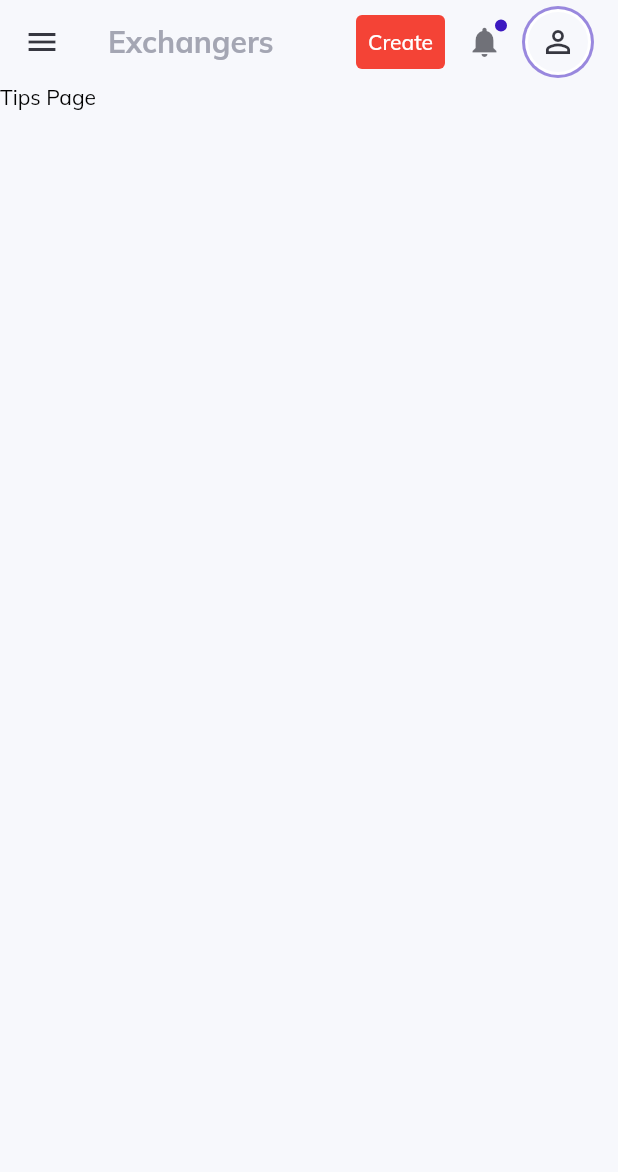
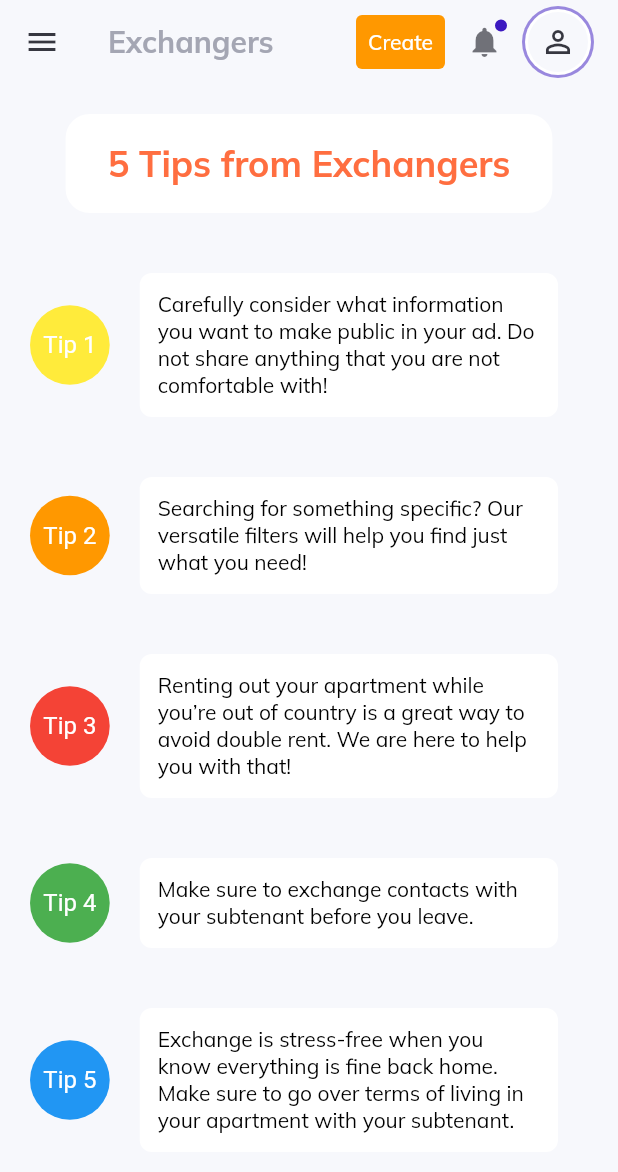
Before and after one commit to utkudenis/Exchangers-prototype-FlutterResponsiveWeb-, a Flutter app: the TipsPage screen opened by its route, on a phone screen of 412 x 824 dp. Shown: the top 1172 px of the screen. Run offline on Flutter 3.47's test engine with Material 2 defaults, Android fonts, the phone set to English and light mode, and no system bars; our stand-ins replace dotted_border, get, google_fonts; missing offline and left inert: assorted_layout_widgets.

Commit message:
Colors Change and Tips Page
Main Color changed red to orange,
Tips page added,
tips page route added,
help icon for tips page in the top navbar

```diff
--- a/lib/pages/ads/widgets/feature_item.dart
+++ b/lib/pages/ads/widgets/feature_item.dart
@@ -14,11 +14,11 @@ class FeatureItem extends StatelessWidget {
           children: [
             Checkbox(
               value: isChecked,
-              hoverColor: Colors.redAccent[100],
+              hoverColor: Colors.orangeAccent[100],
               splashRadius: 14.0,
               shape: RoundedRectangleBorder(borderRadius: BorderRadius.circular(2), side: BorderSide(width: 0.5, color: Colors.grey, style: BorderStyle.none)),
               onChanged: (bool? value) {},
-              activeColor: Colors.redAccent,
+              activeColor: Colors.orangeAccent,
             ),
             Text(
               text,
--- a/lib/pages/create_ad/mobile_steps/photos_step.dart
+++ b/lib/pages/create_ad/mobile_steps/photos_step.dart
@@ -22,12 +22,12 @@ class PhotosStepMobile extends StatelessWidget {
         DepositText(text: "You can add 30 photos to your ad"),
         SizedBox(height: 20),
         TextButton(
-          style: TextButton.styleFrom(shadowColor: Colors.red[200], padding: EdgeInsets.zero),
+          style: TextButton.styleFrom(shadowColor: Colors.orange[200], padding: EdgeInsets.zero),
           onPressed: () {
             print("Upload images clicked");
           },
           child: Container(
-            decoration: BoxDecoration(color: Colors.red, borderRadius: BorderRadius.circular(4)),
+            decoration: BoxDecoration(color: Colors.orange, borderRadius: BorderRadius.circular(4)),
             margin: EdgeInsets.all(10),
             width: 225,
             height: 48,
@@ -49,7 +49,7 @@ class PhotosStepMobile extends StatelessWidget {
               child: Column(
                 mainAxisAlignment: MainAxisAlignment.center,
                 children: [
-                  Icon(Icons.add, color: Colors.red),
+                  Icon(Icons.add, color: Colors.orange),
                   DescriptionText(text: "You can add 30 photos to your add"),
                 ],
               ),
--- a/lib/pages/create_ad/responsive_steps/photos_step.dart
+++ b/lib/pages/create_ad/responsive_steps/photos_step.dart
@@ -22,12 +22,12 @@ class PhotosStep extends StatelessWidget {
         DepositText(text: "You can add 30 photos to your ad"),
         SizedBox(height: 20),
         TextButton(
-          style: TextButton.styleFrom(shadowColor: Colors.red[200], padding: EdgeInsets.zero),
+          style: TextButton.styleFrom(shadowColor: Colors.orange[200], padding: EdgeInsets.zero),
           onPressed: () {
             print("Upload images clicked");
           },
           child: Container(
-            decoration: BoxDecoration(color: Colors.red, borderRadius: BorderRadius.circular(4)),
+            decoration: BoxDecoration(color: Colors.orange, borderRadius: BorderRadius.circular(4)),
             margin: EdgeInsets.all(10),
             width: 225,
             height: 48,
@@ -49,7 +49,7 @@ class PhotosStep extends StatelessWidget {
               child: Column(
                 mainAxisAlignment: MainAxisAlignment.center,
                 children: [
-                  Icon(Icons.add, color: Colors.red),
+                  Icon(Icons.add, color: Colors.orange),
                   DescriptionText(text: "You can add 30 photos to your add"),
                 ],
               ),
--- a/lib/pages/create_ad/widgets/create_ad_form_textinput.dart
+++ b/lib/pages/create_ad/widgets/create_ad_form_textinput.dart
@@ -19,7 +19,7 @@ class CreateAdFormTextInput extends StatelessWidget {
       maxLines: lineNumber,
       decoration: InputDecoration(
         label: Container(
-          child: RichText(text: TextSpan(children: [TextSpan(text: label), isRedStar ? TextSpan(text: " \*", style: TextStyle(color: Colors.red)) : TextSpan()])),
+          child: RichText(text: TextSpan(children: [TextSpan(text: label), isRedStar ? TextSpan(text: " \*", style: TextStyle(color: Colors.orange)) : TextSpan()])),
         ),
         border: OutlineInputBorder(borderRadius: BorderRadius.circular(20), gapPadding: 0),
         floatingLabelBehavior: FloatingLabelBehavior.always,
--- a/lib/pages/create_ad/widgets/create_path_item.dart
+++ b/lib/pages/create_ad/widgets/create_path_item.dart
@@ -19,7 +19,7 @@ class CreatePathItem extends StatelessWidget {
       children: [
         Container(
           padding: EdgeInsets.all(10),
-          decoration: BoxDecoration(color: isActive ? Colors.red : Colors.grey, shape: BoxShape.circle),
+          decoration: BoxDecoration(color: isActive ? Colors.orange : Colors.grey, shape: BoxShape.circle),
           child: Icon(
             iconName,
             color: Colors.white,
--- a/lib/pages/create_ad/widgets/create_path_spacer.dart
+++ b/lib/pages/create_ad/widgets/create_path_spacer.dart
@@ -13,7 +13,7 @@ class CreatePathSpacer extends StatelessWidget {
   Widget build(BuildContext context) {
     return Container(
       margin: EdgeInsets.only(bottom: 20),
-      color: isActive ? Colors.red : Colors.grey,
+      color: isActive ? Colors.orange : Colors.grey,
       height: 2,
       width: width,
     );
--- /dev/null
+++ b/lib/pages/tips/tip.dart
@@ -0,0 +1,50 @@
+import 'package:flutter/material.dart';
+
+class Tip extends StatelessWidget {
+  final String circleText;
+  final String tipText;
+  final Color circleColor;
+  const Tip({
+    Key? key,
+    required this.circleText,
+    required this.tipText,
+    this.circleColor = Colors.orange,
+  }) : super(key: key);
+
+  @override
+  Widget build(BuildContext context) {
+    return Container(
+      margin: EdgeInsets.symmetric(horizontal: 20),
+      child: Flex(
+        direction: Axis.horizontal,
+        mainAxisAlignment: MainAxisAlignment.center,
+        children: [
+          Flexible(
+            flex: 1,
+            child: CircleAvatar(
+              radius: 30.0,
+              backgroundColor: circleColor,
+              child: Text(
+                circleText,
+                style: TextStyle(color: Colors.white),
+              ),
+            ),
+          ),
+          Flexible(
+            flex: 6,
+            child: Container(
+              margin: EdgeInsets.all(20),
+              padding: EdgeInsets.all(4),
+              decoration: BoxDecoration(
+                color: Colors.white,
+                borderRadius: BorderRadius.circular(8),
+                border: Border.all(color: Colors.white, width: 8),
+              ),
+              child: Text(tipText),
+            ),
+          ),
+        ],
+      ),
+    );
+  }
+}
--- a/lib/pages/tips/tips.dart
+++ b/lib/pages/tips/tips.dart
@@ -1,4 +1,6 @@
 import 'package:flutter/material.dart';
+import 'package:flutter_exchangers_prototype/pages/tips/tip.dart';
+import 'package:flutter_exchangers_prototype/widgets/custom_text.dart';
 import 'package:flutter_exchangers_prototype/widgets/top_nav.dart';
 
 class TipsPage extends StatelessWidget {
@@ -11,8 +13,54 @@ class TipsPage extends StatelessWidget {
       appBar: topNavigationBar(context, scaffoldKey5),
       body: Container(
         child: SingleChildScrollView(
-          child: Column(
-            children: [Text("Tips Page")],
+          child: Center(
+            child: Column(
+              crossAxisAlignment: CrossAxisAlignment.center,
+              children: [
+                Container(
+                  margin: EdgeInsets.all(20),
+                  padding: EdgeInsets.symmetric(horizontal: 20, vertical: 10),
+                  decoration: BoxDecoration(
+                    color: Colors.white,
+                    borderRadius: BorderRadius.circular(16),
+                    border: Border.all(color: Colors.white, width: 8),
+                  ),
+                  child: Text(
+                    "5 Tips from Exchangers",
+                    style: TextStyle(
+                      color: Colors.deepOrangeAccent,
+                      fontSize: 24.0,
+                      fontWeight: FontWeight.bold,
+                    ),
+                  ),
+                ),
+                Tip(
+                  circleText: "Tip 1",
+                  circleColor: Colors.yellow,
+                  tipText: "Carefully consider what information you want to make public in your ad. Do not share anything that you are not comfortable with!",
+                ),
+                Tip(
+                  circleText: "Tip 2",
+                  circleColor: Colors.orange,
+                  tipText: "Searching for something specific? Our versatile filters will help you find just what you need!",
+                ),
+                Tip(
+                  circleText: "Tip 3",
+                  circleColor: Colors.red,
+                  tipText: "Renting out your apartment while you’re out of country is a great way to avoid double rent. We are here to help you with that!",
+                ),
+                Tip(
+                  circleText: "Tip 4",
+                  circleColor: Colors.green,
+                  tipText: "Make sure to exchange contacts with your subtenant before you leave.",
+                ),
+                Tip(
+                  circleText: "Tip 5",
+                  circleColor: Colors.blue,
+                  tipText: "Exchange is stress-free when you know everything is fine back home. Make sure to go over terms of living in your apartment with your subtenant.",
+                ),
+              ],
+            ),
           ),
         ),
       ),
--- a/lib/widgets/side_menu_widgets/menu_item.dart
+++ b/lib/widgets/side_menu_widgets/menu_item.dart
@@ -12,11 +12,11 @@ class MenuItem extends StatelessWidget {
       children: [
         Checkbox(
           value: isChecked,
-          hoverColor: Colors.redAccent[100],
+          hoverColor: Colors.orangeAccent[100],
           splashRadius: 14.0,
           shape: RoundedRectangleBorder(borderRadius: BorderRadius.circular(2), side: BorderSide(width: 0.5, color: Colors.grey, style: BorderStyle.none)),
           onChanged: (bool? value) {},
-          activeColor: Colors.redAccent,
+          activeColor: Colors.orangeAccent,
         ),
         Expanded(
           child: Text(
--- a/lib/widgets/side_menu_widgets/number_box.dart
+++ b/lib/widgets/side_menu_widgets/number_box.dart
@@ -21,10 +21,10 @@ class _NumberBoxState extends State<NumberBox> {
         width: 45,
         height: 20,
         decoration: BoxDecoration(
-            color: widget.colourCool ? Colors.redAccent : Colors.white,
+            color: widget.colourCool ? Colors.orangeAccent : Colors.white,
             borderRadius: BorderRadius.circular(4.0),
             border: Border.all(
-              color: !widget.colourCool ? Colors.redAccent : Colors.white,
+              color: !widget.colourCool ? Colors.orangeAccent : Colors.white,
             )),
         child: Text(
           widget.text,
--- a/lib/widgets/top_nav.dart
+++ b/lib/widgets/top_nav.dart
@@ -40,10 +40,10 @@ AppBar topNavigationBar(BuildContext context, GlobalKey<ScaffoldState> key) => A
               child: SizedBox(),
             ),
             TextButton(
-                style: TextButton.styleFrom(shadowColor: Colors.red[200], padding: EdgeInsets.zero),
+                style: TextButton.styleFrom(shadowColor: Colors.orange[200], padding: EdgeInsets.zero),
                 onPressed: () => {Get.toNamed(createAdPageRoute)},
                 child: Container(
-                    decoration: BoxDecoration(color: Colors.red, borderRadius: BorderRadius.circular(4)),
+                    decoration: BoxDecoration(color: Colors.orange, borderRadius: BorderRadius.circular(4)),
                     padding: EdgeInsets.all(8),
                     height: 36,
                     child: Center(child: Text(ResponsiveWidget.isSmallScreen(context) ? "Create" : "Create an Ad", style: TextStyle(color: Colors.white))))),
@@ -77,6 +77,14 @@ AppBar topNavigationBar(BuildContext context, GlobalKey<ScaffoldState> key) => A
                             height: 22,
                             color: lightGrey,
                           ),
+                          IconButton(
+                              onPressed: () {
+                                Get.offAndToNamed(tipsPageRoute);
+                              },
+                              icon: Icon(
+                                Icons.help_outline_rounded,
+                                color: dark.withOpacity(.7),
+                              )),
                           Container(
                             margin: EdgeInsets.only(left: 24, right: 16),
                             child: CustomText(
```
Also changed, not shown: lib/pages/create_ad/main_screens/create_ad_page_mobile.dart (+8 -4 lines), lib/pages/create_ad/main_screens/create_ad_page_responsive.dart (+8 -4 lines), 1 other file.
